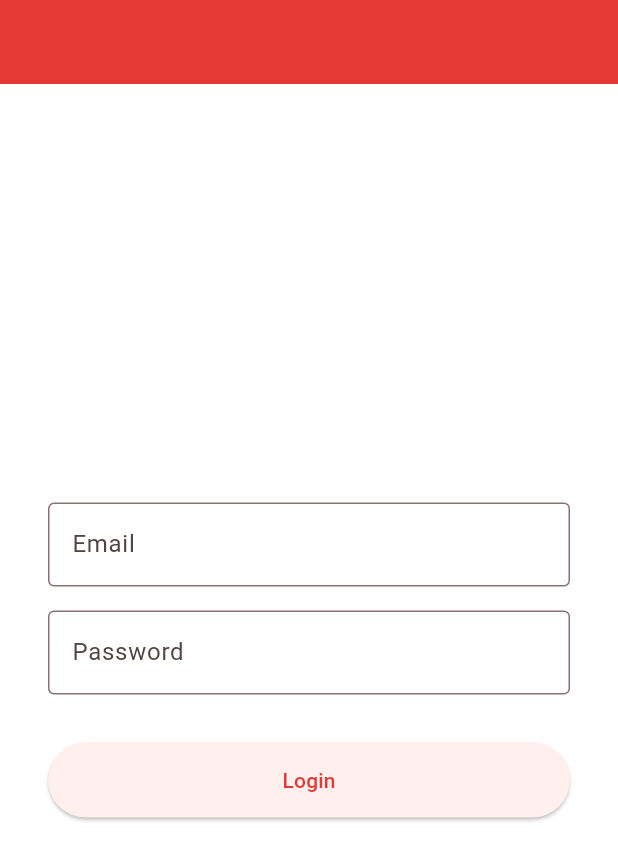
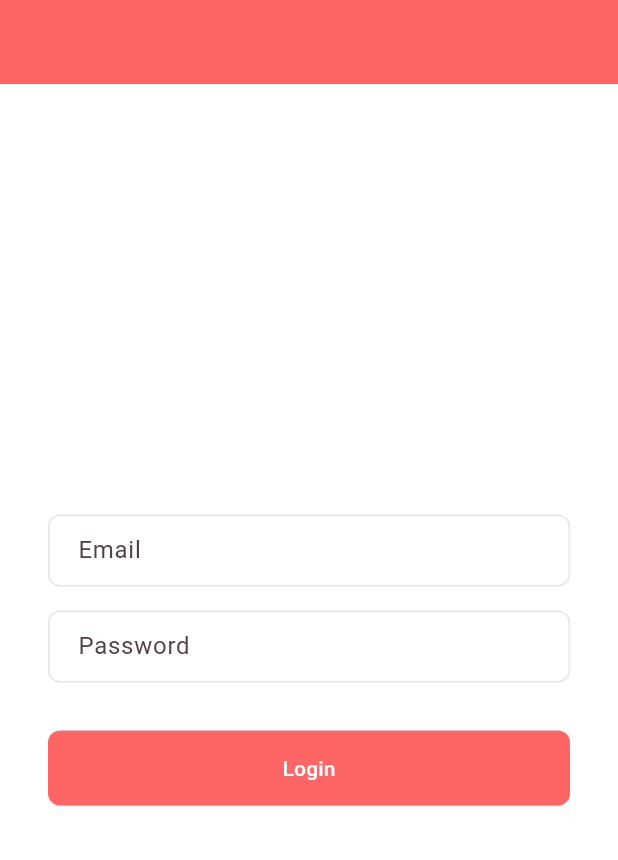
Before and after one commit to retaployalty/retap, a Flutter app: the LoginScreen screen opened directly, on a phone screen of 412 x 824 dp. Shown: the top 860 px of the screen. Run offline on Flutter 3.47's test engine with Material 3 defaults, Android fonts, the phone set to English and light mode, and no system bars; our stand-ins replace google_fonts, shared_preferences, supabase_flutter; missing offline and left inert: flutter_nfc_kit, ndef; accounts and stored records are empty; network calls fail; Roboto replaces fonts that are missing (Arial).

Commit message:
aggiunto thema e colori e text

```diff
--- a/apps/flutter-web-client/lib/screens/business_list_screen.dart
+++ b/apps/flutter-web-client/lib/screens/business_list_screen.dart
@@ -96,7 +96,7 @@ class _BusinessListScreenState extends State<BusinessListScreen> {
                                 fit: BoxFit.cover,
                                 errorBuilder: (context, error, stackTrace) => Container(
                                   height: 160,
-                                  color: AppColors.accent,
+                                  color: AppColors.primary.withOpacity(0.08),
                                   child: const Center(child: Icon(Icons.store, color: AppColors.primary, size: 48)),
                                 ),
                               ),
@@ -120,7 +120,7 @@ class _BusinessListScreenState extends State<BusinessListScreen> {
                                         Container(
                                           padding: const EdgeInsets.symmetric(horizontal: 10, vertical: 4),
                                           decoration: BoxDecoration(
-                                            color: AppColors.badge,
+                                            color: AppColors.primary.withOpacity(0.08),
                                             borderRadius: BorderRadius.circular(12),
                                           ),
                                           child: Text(
--- a/apps/flutter-web-client/lib/screens/home_screen.dart
+++ b/apps/flutter-web-client/lib/screens/home_screen.dart
@@ -180,7 +180,7 @@ class _HomeScreenState extends State<HomeScreen> {
                                               height: 90,
                                               decoration: BoxDecoration(
                                                 shape: BoxShape.circle,
-                                                color: AppColors.accent,
+                                                color: AppColors.primary.withOpacity(0.08),
                                                 border: Border.all(color: AppColors.primary.withOpacity(0.15), width: 2),
                                               ),
                                               child: ClipOval(
--- a/apps/flutter-web-client/lib/theme/app_theme.dart
+++ b/apps/flutter-web-client/lib/theme/app_theme.dart
@@ -1,20 +1,48 @@
 import 'package:flutter/material.dart';
 
 class AppColors {
-  static const Color primary = Color(0xFFE53935); // Rosso principale
+  // Primary Colors
+  static const Color primary = Color(0xFFFF6565);
+  static const Color primaryPressed = Color(0xFFE62C2C);
+  static const Color primaryDisabled = Color(0xFFE6E6E6);
+
+  // Secondary Colors
+  static const Color secondary = Color(0xFFFFFFFF);
+  static const Color secondaryPressed = Color(0xFFE0E0E0);
+  static const Color secondaryDisabled = Color(0xFFF5F5F5);
+
+  // Tertiary Colors
+  static const Color tertiary = Color(0xFF1A1A1A);
+  static const Color tertiaryPressed = Color(0xFF000000);
+
+  // Status Colors
+  static const Color success = Color(0xFF28A745);
+
+  // Background Colors
   static const Color background = Colors.white;
-  static const Color accent = Color(0xFFFFCDD2); // Rosso chiaro
-  static const Color text = Colors.black87;
-  static const Color badge = Color(0xFFFFEBEE); // Badge rosato
-  static const Color navUnselected = Color(0xFFF8BBD0); // Rosso molto chiaro
+  static const Color surface = Color(0xFFF8F9FA);
+
+  // Text Colors
+  static const Color textPrimary = Color(0xFF1A1A1A);
+  static const Color textSecondary = Color(0xFF666666);
+  static const Color textDisabled = Color(0xFF999999);
 }
 
 final ThemeData appTheme = ThemeData(
   colorScheme: ColorScheme.fromSeed(
     seedColor: AppColors.primary,
     primary: AppColors.primary,
-    secondary: AppColors.background,
+    onPrimary: AppColors.secondary,
+    primaryContainer: AppColors.primaryPressed,
+    secondary: AppColors.secondary,
+    onSecondary: AppColors.tertiary,
+    secondaryContainer: AppColors.secondaryPressed,
+    tertiary: AppColors.tertiary,
+    onTertiary: AppColors.secondary,
+    tertiaryContainer: AppColors.tertiaryPressed,
     background: AppColors.background,
+    surface: AppColors.surface,
+    error: Colors.red,
     brightness: Brightness.light,
   ),
   scaffoldBackgroundColor: AppColors.background,
@@ -32,21 +60,87 @@ final ThemeData appTheme = ThemeData(
   bottomNavigationBarTheme: const BottomNavigationBarThemeData(
     backgroundColor: AppColors.background,
     selectedItemColor: AppColors.primary,
-    unselectedItemColor: AppColors.navUnselected,
+    unselectedItemColor: AppColors.textSecondary,
     selectedIconTheme: IconThemeData(color: AppColors.primary),
-    unselectedIconTheme: IconThemeData(color: AppColors.navUnselected),
+    unselectedIconTheme: IconThemeData(color: AppColors.textSecondary),
     showUnselectedLabels: true,
     showSelectedLabels: true,
     type: BottomNavigationBarType.fixed,
   ),
   textTheme: const TextTheme(
+    titleLarge: TextStyle(
+      color: AppColors.textPrimary,
+      fontWeight: FontWeight.bold,
+      fontSize: 24,
+    ),
     titleMedium: TextStyle(
-      color: AppColors.text,
+      color: AppColors.textPrimary,
       fontWeight: FontWeight.bold,
+      fontSize: 18,
+    ),
+    bodyLarge: TextStyle(
+      color: AppColors.textPrimary,
+      fontSize: 16,
     ),
     bodyMedium: TextStyle(
-      color: AppColors.text,
+      color: AppColors.textPrimary,
+      fontSize: 14,
+    ),
+    bodySmall: TextStyle(
+      color: AppColors.textSecondary,
+      fontSize: 12,
     ),
   ),
-  fontFamily: 'Arial',
+  elevatedButtonTheme: ElevatedButtonThemeData(
+    style: ElevatedButton.styleFrom(
+      backgroundColor: AppColors.primary,
+      foregroundColor: AppColors.secondary,
+      disabledBackgroundColor: AppColors.primaryDisabled,
+      disabledForegroundColor: AppColors.textDisabled,
+      elevation: 0,
+      padding: const EdgeInsets.symmetric(horizontal: 24, vertical: 12),
+      shape: RoundedRectangleBorder(
+        borderRadius: BorderRadius.circular(8),
+      ),
+    ),
+  ),
+  outlinedButtonTheme: OutlinedButtonThemeData(
+    style: OutlinedButton.styleFrom(
+      foregroundColor: AppColors.primary,
+      side: const BorderSide(color: AppColors.primary),
+      disabledForegroundColor: AppColors.primaryDisabled,
+      padding: const EdgeInsets.symmetric(horizontal: 24, vertical: 12),
+      shape: RoundedRectangleBorder(
+        borderRadius: BorderRadius.circular(8),
+      ),
+    ),
+  ),
+  textButtonTheme: TextButtonThemeData(
+    style: TextButton.styleFrom(
+      foregroundColor: AppColors.primary,
+      disabledForegroundColor: AppColors.primaryDisabled,
+      padding: const EdgeInsets.symmetric(horizontal: 16, vertical: 8),
+    ),
+  ),
+  inputDecorationTheme: InputDecorationTheme(
+    filled: true,
+    fillColor: AppColors.secondary,
+    border: OutlineInputBorder(
+      borderRadius: BorderRadius.circular(8),
+      borderSide: const BorderSide(color: AppColors.primaryDisabled),
+    ),
+    enabledBorder: OutlineInputBorder(
+      borderRadius: BorderRadius.circular(8),
+      borderSide: const BorderSide(color: AppColors.primaryDisabled),
+    ),
+    focusedBorder: OutlineInputBorder(
+      borderRadius: BorderRadius.circular(8),
+      borderSide: const BorderSide(color: AppColors.primary),
+    ),
+    errorBorder: OutlineInputBorder(
+      borderRadius: BorderRadius.circular(8),
+      borderSide: const BorderSide(color: Colors.red),
+    ),
+    contentPadding: const EdgeInsets.symmetric(horizontal: 16, vertical: 12),
+  ),
 );
--- a/apps/flutter-web-client/pubspec.yaml
+++ b/apps/flutter-web-client/pubspec.yaml
@@ -37,6 +37,7 @@ dependencies:
   flutter_dotenv: ^5.1.0
   shared_preferences: ^2.2.2
   http: ^1.1.0
+  google_fonts: ^6.2.1
 
   # The following adds the Cupertino Icons font to your application.
   # Use with the CupertinoIcons class for iOS style icons.
```
Also changed, not shown: apps/flutter-web-client/lib/theme/text_styles.dart (added, +105 -0 lines), apps/flutter-web-client/pubspec.lock.
